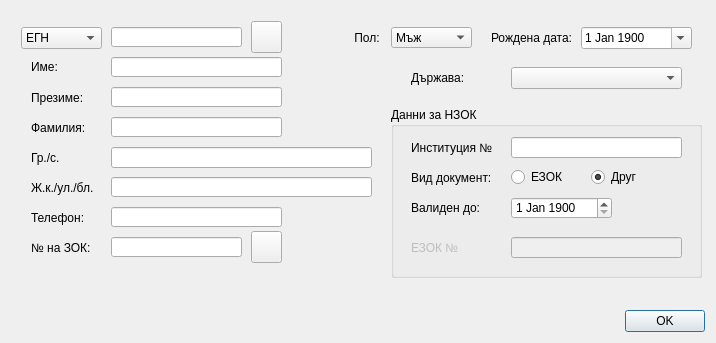
Before: the Qt Designer form src/View/Widgets/PatientFormDialog.ui in thefinalcutbg/DinoDent, drawn with Qt 5.
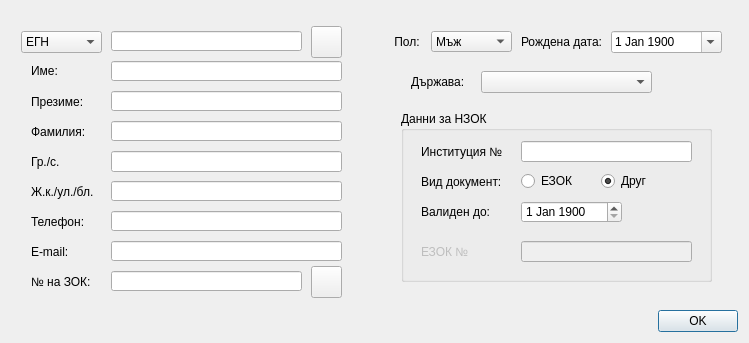
After: the same form once the commit is applied. Custom widgets are drawn as their Qt base class.

Commit message: Add patient email. Add automatic email and calendar notifications on new calendar event.

What changed in the file:
```diff
--- a/src/View/Widgets/PatientFormDialog.ui
+++ b/src/View/Widgets/PatientFormDialog.ui
@@ -6,7 +6,7 @@
    <rect>
     <x>0</x>
     <y>0</y>
-    <width>716</width>
+    <width>749</width>
     <height>343</height>
    </rect>
   </property>
@@ -52,8 +52,8 @@
      <widget class="QPushButton" name="hirbnoButton">
       <property name="geometry">
        <rect>
-        <x>240</x>
-        <y>220</y>
+        <x>300</x>
+        <y>255</y>
         <width>31</width>
         <height>32</height>
        </rect>
@@ -69,8 +69,8 @@
       <property name="geometry">
        <rect>
         <x>100</x>
-        <y>166</y>
-        <width>261</width>
+        <y>170</y>
+        <width>231</width>
         <height>20</height>
        </rect>
       </property>
@@ -91,8 +91,8 @@
       <property name="geometry">
        <rect>
         <x>100</x>
-        <y>136</y>
-        <width>261</width>
+        <y>140</y>
+        <width>231</width>
         <height>21</height>
        </rect>
       </property>
@@ -109,8 +109,8 @@
      <widget class="ComboBox" name="sexCombo">
       <property name="geometry">
        <rect>
-        <x>380</x>
-        <y>16</y>
+        <x>420</x>
+        <y>20</y>
         <width>81</width>
         <height>21</height>
        </rect>
@@ -133,7 +133,7 @@
       <property name="geometry">
        <rect>
         <x>20</x>
-        <y>76</y>
+        <y>80</y>
         <width>61</width>
         <height>21</height>
        </rect>
@@ -145,8 +145,8 @@
      <widget class="DateEdit" name="birthEdit">
       <property name="geometry">
        <rect>
-        <x>570</x>
-        <y>16</y>
+        <x>600</x>
+        <y>20</y>
         <width>111</width>
         <height>22</height>
        </rect>
@@ -159,7 +159,7 @@
       </property>
       <property name="maximumDateTime">
        <datetime>
-        <hour>11</hour>
+        <hour>3</hour>
         <minute>59</minute>
         <second>59</second>
         <year>9999</year>
@@ -189,7 +189,7 @@
       <property name="geometry">
        <rect>
         <x>20</x>
-        <y>166</y>
+        <y>170</y>
         <width>101</width>
         <height>21</height>
        </rect>
@@ -201,8 +201,8 @@
      <widget class="QLabel" name="label_8">
       <property name="geometry">
        <rect>
-        <x>340</x>
-        <y>16</y>
+        <x>380</x>
+        <y>20</y>
         <width>41</width>
         <height>21</height>
        </rect>
@@ -215,8 +215,8 @@
       <property name="geometry">
        <rect>
         <x>100</x>
-        <y>106</y>
-        <width>171</width>
+        <y>110</y>
+        <width>231</width>
         <height>20</height>
        </rect>
       </property>
@@ -234,7 +234,7 @@
       <property name="geometry">
        <rect>
         <x>20</x>
-        <y>196</y>
+        <y>200</y>
         <width>71</width>
         <height>21</height>
        </rect>
@@ -247,8 +247,8 @@
       <property name="geometry">
        <rect>
         <x>100</x>
-        <y>196</y>
-        <width>171</width>
+        <y>200</y>
+        <width>231</width>
         <height>20</height>
        </rect>
       </property>
@@ -263,7 +263,7 @@
       <property name="geometry">
        <rect>
         <x>20</x>
-        <y>226</y>
+        <y>260</y>
         <width>71</width>
         <height>21</height>
        </rect>
@@ -276,7 +276,7 @@
       <property name="geometry">
        <rect>
         <x>20</x>
-        <y>46</y>
+        <y>50</y>
         <width>47</width>
         <height>20</height>
        </rect>
@@ -289,8 +289,8 @@
       <property name="geometry">
        <rect>
         <x>100</x>
-        <y>16</y>
-        <width>131</width>
+        <y>20</y>
+        <width>191</width>
         <height>20</height>
        </rect>
       </property>
@@ -311,8 +311,8 @@
       <property name="geometry">
        <rect>
         <x>100</x>
-        <y>46</y>
-        <width>171</width>
+        <y>50</y>
+        <width>231</width>
         <height>20</height>
        </rect>
       </property>
@@ -330,7 +330,7 @@
       <property name="geometry">
        <rect>
         <x>20</x>
-        <y>106</y>
+        <y>110</y>
         <width>61</width>
         <height>21</height>
        </rect>
@@ -345,16 +345,16 @@
       </property>
       <property name="geometry">
        <rect>
-        <x>370</x>
-        <y>46</y>
-        <width>331</width>
+        <x>380</x>
+        <y>50</y>
+        <width>341</width>
         <height>231</height>
        </rect>
       </property>
       <widget class="QLabel" name="label_10">
        <property name="geometry">
         <rect>
-         <x>30</x>
+         <x>20</x>
          <y>10</y>
          <width>71</width>
          <height>21</height>
@@ -367,7 +367,7 @@
       <widget class="QComboBox" name="countryCombo">
        <property name="geometry">
         <rect>
-         <x>130</x>
+         <x>90</x>
          <y>10</y>
          <width>171</width>
          <height>22</height>
@@ -487,7 +487,7 @@
         </property>
         <property name="maximumDateTime">
          <datetime>
-          <hour>9</hour>
+          <hour>1</hour>
           <minute>59</minute>
           <second>59</second>
           <year>9999</year>
@@ -542,7 +542,7 @@
       <property name="geometry">
        <rect>
         <x>10</x>
-        <y>16</y>
+        <y>20</y>
         <width>81</width>
         <height>22</height>
        </rect>
@@ -575,7 +575,7 @@
       <property name="geometry">
        <rect>
         <x>20</x>
-        <y>136</y>
+        <y>140</y>
         <width>71</width>
         <height>21</height>
        </rect>
@@ -588,8 +588,8 @@
       <property name="geometry">
        <rect>
         <x>100</x>
-        <y>226</y>
-        <width>131</width>
+        <y>260</y>
+        <width>191</width>
         <height>20</height>
        </rect>
       </property>
@@ -603,8 +603,8 @@
      <widget class="QLabel" name="label_7">
       <property name="geometry">
        <rect>
-        <x>480</x>
-        <y>16</y>
+        <x>510</x>
+        <y>20</y>
         <width>91</width>
         <height>21</height>
        </rect>
@@ -617,8 +617,8 @@
       <property name="geometry">
        <rect>
         <x>100</x>
-        <y>76</y>
-        <width>171</width>
+        <y>80</y>
+        <width>231</width>
         <height>20</height>
        </rect>
       </property>
@@ -635,8 +635,8 @@
      <widget class="ColorPicker" name="colorPicker">
       <property name="geometry">
        <rect>
-        <x>240</x>
-        <y>10</y>
+        <x>300</x>
+        <y>15</y>
         <width>31</width>
         <height>32</height>
        </rect>
@@ -651,6 +651,35 @@
        <bool>false</bool>
       </property>
      </widget>
+     <widget class="LineEdit" name="emailEdit">
+      <property name="geometry">
+       <rect>
+        <x>100</x>
+        <y>230</y>
+        <width>231</width>
+        <height>20</height>
+       </rect>
+      </property>
+      <property name="text">
+       <string/>
+      </property>
+      <property name="maxLength">
+       <number>254</number>
+      </property>
+     </widget>
+     <widget class="QLabel" name="hirbNoLabel_2">
+      <property name="geometry">
+       <rect>
+        <x>20</x>
+        <y>230</y>
+        <width>71</width>
+        <height>21</height>
+       </rect>
+      </property>
+      <property name="text">
+       <string>E-mail:</string>
+      </property>
+     </widget>
     </widget>
    </item>
    <item>
```
Left out of the diff: 7 changed lines with no effect on the pictures. The commit also changes 18 other files.
